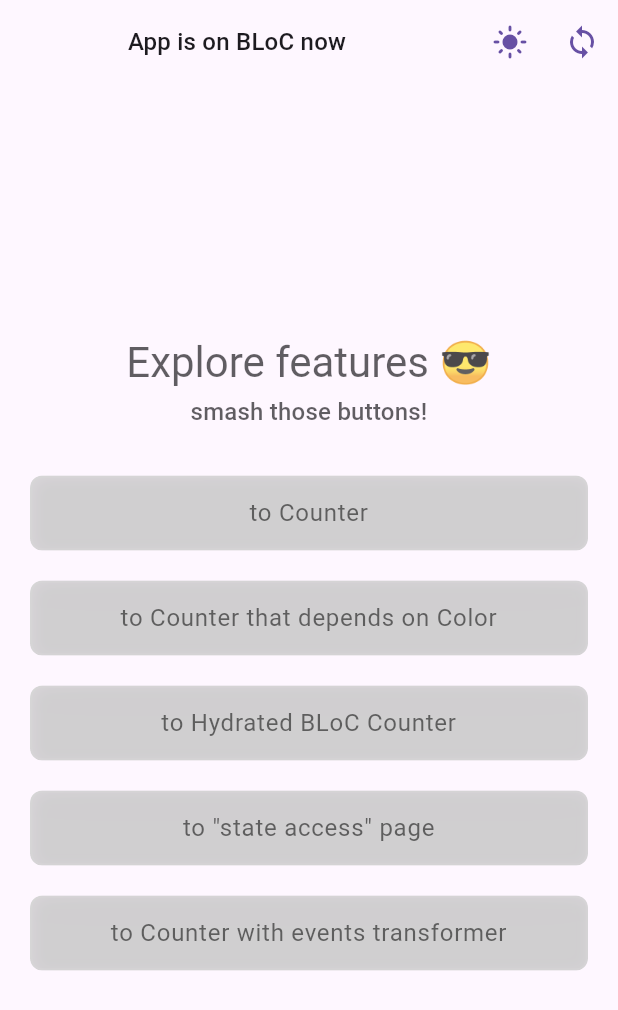
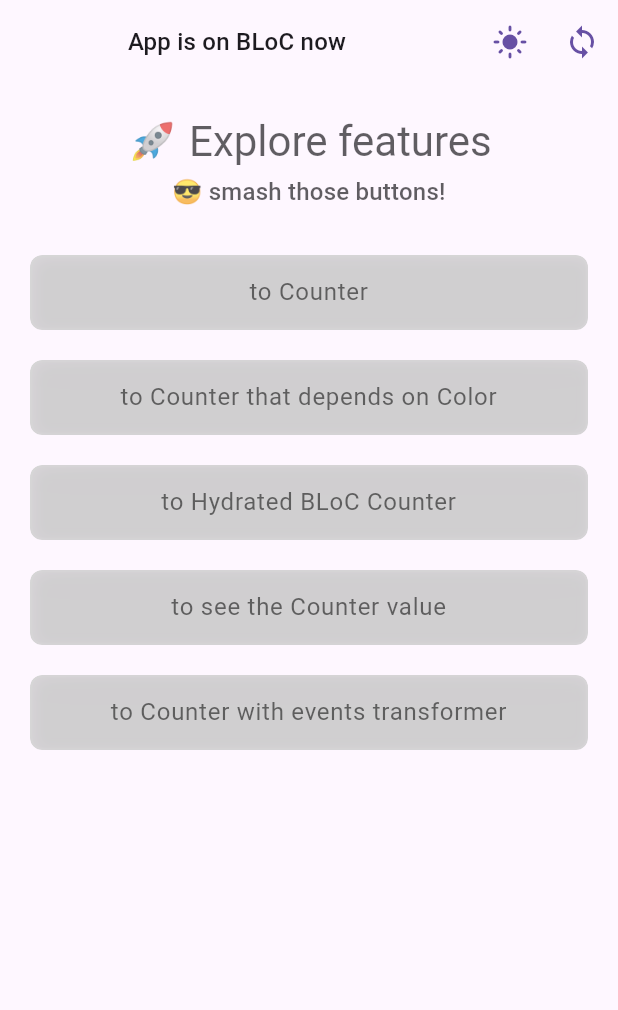
Before and after one commit to RamanGodun/Bloc-Cubit-playground-Counters-App-, a Flutter app: the screen it shows after launch, on a phone screen of 412 x 824 dp. Shown: the top 1010 px of the screen. Run offline on Flutter 3.47's test engine with Material 3 defaults, Android fonts, the phone set to English and light mode, and no system bars; our stand-ins replace bloc, bloc_concurrency, equatable, flutter_bloc, google_fonts, hydrated_bloc.

Commit message:
style: change pages styling

```diff
--- a/lib/core/config/constants/app_strings.dart
+++ b/lib/core/config/constants/app_strings.dart
@@ -9,15 +9,14 @@ abstract class AppStrings {
   static const String blocAccessPageTitle = 'State Access Page';
   static const String counterPageTitleOnBloc = 'Counter is on Bloc now';
   static const String counterPageTitleOnCubit = 'Counter is on Cubit now';
-  static const String counterWithEventsTransformer =
-      'Counter with Events Transformer';
   static const String hydratedCounterPageTitle = 'Hydrated Counter Page';
   static const String otherPageTitle = 'Other page';
   static const String themeScreenTitle = 'Theme Screen';
 
   // 🔢 Counter
   static const String clearHeroTag = 'clear';
-  static const String counterIs = 'Now Counter is';
+  static const String counterIs = 'Now Counter value is: ';
+  static const String counterIz = 'Current counter value:  ';
   static const String counterSerOnPreviousPage =
       'Counter, set on previous page, is:';
   static const String currentValue = 'Current counter value is:';
@@ -27,6 +26,9 @@ abstract class AppStrings {
   static const String incrementHeroTag = 'increment';
   static const String locallyCashedCounterIs =
       'Locally cashed counter value is:';
+  static const String incrementCounterHeadline = 'Increment counter here';
+  static const String incrementCounterSubtitle =
+      'and will see value on next page';
 
   // 🚦 Navigation Buttons
   static const String eventTransformers = 'to Counter with events transformer';
@@ -37,7 +39,7 @@ abstract class AppStrings {
   static const String hydratedBlocCounterButton =
       'to Hydrated BLoC Counter Page';
   static const String showCounterButton = 'Show Me Counter';
-  static const String toStateAccessPage = 'to "state access" page';
+  static const String toStateAccessPage = 'to see the Counter value';
 
   // 🌈 Theme & Modes
   static const String changeColor = 'Change Color';
@@ -50,6 +52,14 @@ abstract class AppStrings {
   // 📄 Other
   static const String okButton = 'OK';
   static const String otherPageBody = 'This is other page 🙋🏿🙋🏻‍♂️ ';
-  static const String exploreFeatures = 'Explore features 😎';
-  static const String smashThoseButtons = 'smash those buttons!';
+  static const String exploreFeatures = '🚀 Explore features ';
+  static const String smashThoseButtons = '😎 smash those buttons!';
+
+  // 🆕 Custom Header Texts
+  static const String counterWithSideEffectsHeadline = 'This counter is with';
+  static const String counterWithSideEffectsSubtitle = 'some side effects😉';
+
+// 🆕 Dynamic Counter Text Method
+  static String currentCounterValue(int counter) =>
+      'Current counter value: $counter';
 }
--- a/lib/core/config/theming/app_theme.dart
+++ b/lib/core/config/theming/app_theme.dart
@@ -17,6 +17,7 @@ abstract class AppThemes {
     primaryColor: AppConstants.darkPrimaryColor,
     scaffoldBackgroundColor: AppConstants.darkScaffoldBackgroundColor,
     appBarTheme: AppBarTheme(
+      centerTitle: true,
       backgroundColor: AppConstants.darkAppBarBackgroundColor,
       foregroundColor: AppConstants.darkForegroundColor,
       elevation: 0,
@@ -49,6 +50,7 @@ abstract class AppThemes {
     primaryColor: AppConstants.lightPrimaryColor,
     scaffoldBackgroundColor: AppConstants.lightScaffoldBackgroundColor,
     appBarTheme: const AppBarTheme(
+      centerTitle: true,
       backgroundColor: AppConstants.lightAppBarBackgroundColor,
       foregroundColor: AppConstants.lightForegroundColor,
       elevation: 0,
--- a/lib/features/events_transformer/event_transformer_example.dart
+++ b/lib/core/info_docs/event_transformer_example.dart
@@ -1,3 +1,4 @@
+/*
 import 'package:bloc/bloc.dart';
 import 'package:bloc_concurrency/bloc_concurrency.dart';
 import 'package:equatable/equatable.dart';
@@ -163,3 +164,5 @@ EventTransformer<E> customMapEventTransformer<E>(Type blocType) {
     _ => (events, mapper) => events.asyncExpand(mapper),
   };
 }
+
+ */
--- a/lib/features/cubit_access/show_counter_page.dart
+++ b/lib/features/cubit_access/show_counter_page.dart
@@ -1,16 +1,9 @@
 import 'package:flutter/material.dart';
 import 'package:flutter_bloc/flutter_bloc.dart';
 
-/* Config */
-import '../../core/config/constants/app_strings.dart';
-import '../../core/config/constants/app_constants.dart';
-import '../../core/utils/helpers.dart';
-
-/* UI Components */
+import '../../core/utils/core_config_export.dart';
+import '../counter/counter_on_cubit/counter_cubit.dart';
 import '../../presentation/widgets/text_widget.dart';
-
-/* State Management */
-import '../counter/counter_on_cubit/counter_cubit.dart';
 
 /// 🟢 `ShowMeCounter` displays the current counter value using Cubit state management.
 class ShowMeCounter extends StatelessWidget {
@@ -21,29 +14,21 @@ class ShowMeCounter extends StatelessWidget {
     return Scaffold(
       appBar: AppBar(
         title: const TextWidget(
-          AppStrings.appBarTitleForContextAccessPage,
-          TextType.titleSmall,
-        ),
+            AppStrings.appBarTitleForContextAccessPage, TextType.titleSmall),
       ),
       body: Center(
         child: BlocBuilder<CounterOnCubit, CounterOnCubitState>(
           buildWhen: (previous, current) => previous.counter != current.counter,
           builder: (context, state) {
-            print('[UI REBUILD] Counter Value: ${state.counter}');
             return Column(
               mainAxisSize: MainAxisSize.min,
+              spacing: AppConstants.largePadding,
               children: [
-                TextWidget(
+                const TextWidget(
                   AppStrings.counterSerOnPreviousPage,
-                  TextType.titleMedium,
-                  color: Helpers.getColorScheme(context).onSurface,
+                  TextType.smallHeadline,
                 ),
-                const SizedBox(height: AppConstants.largePadding),
-                TextWidget(
-                  '${state.counter}',
-                  TextType.headline,
-                  color: Helpers.getColorScheme(context).onSurface,
-                ),
+                TextWidget('${state.counter}', TextType.headline),
               ],
             );
           },
--- a/lib/main.dart
+++ b/lib/main.dart
@@ -35,21 +35,23 @@ class AppWrapper extends StatelessWidget {
       providers: [
         /// 🟦 BLoC Providers
         BlocProvider(create: (_) => AppSettingsOnBloc()),
-        BlocProvider(create: (_) => CounterOnBloc()),
-        BlocProvider(create: (_) => ColorOnBloc()),
+        BlocProvider(create: (_) => CounterOnBloc(), lazy: true),
+        BlocProvider(create: (_) => ColorOnBloc(), lazy: true),
         BlocProvider(
             create: (context) => CounterBlocWhichDependsOnColorBLoC(
-                colorBloc: context.read<ColorOnBloc>())),
-        BlocProvider(create: (_) => HydratedCounterBloc()),
-        BlocProvider(create: (_) => CounterBlocWithTransformers()),
+                colorBloc: context.read<ColorOnBloc>()),
+            lazy: true),
+        BlocProvider(create: (_) => HydratedCounterBloc(), lazy: true),
+        BlocProvider(create: (_) => CounterBlocWithTransformers(), lazy: true),
 
         /// 🟧 Cubit Providers
         BlocProvider(create: (_) => AppSettingsOnCubit()),
-        BlocProvider(create: (_) => CounterOnCubit()),
-        BlocProvider(create: (_) => ColorOnCubit()),
+        BlocProvider(create: (_) => CounterOnCubit(), lazy: true),
+        BlocProvider(create: (_) => ColorOnCubit(), lazy: true),
         BlocProvider(
             create: (context) => CounterCubitWhichDependsOnColorCubit(
-                colorCubit: context.read<ColorOnCubit>())),
+                colorCubit: context.read<ColorOnCubit>()),
+            lazy: true),
       ],
       child: const StateManagementWidget(),
     );
@@ -102,14 +104,14 @@ class MaterialAppWidget extends StatelessWidget {
   }
 }
 
-// TODO 1: 🧠 Introduce BLoC Middleware (Interceptors)
-// - [ ] Develop Middleware that can intercept and modify events before they are processed by the BLoC or Cubit.
-// - [ ] Create an example Middleware that logs every event and applies transformation (e.g., mapping, filtering).
-// - [ ] Add automated tests to validate Middleware behavior in different scenarios.
-
-// TODO 2: 🚀 Optimize Performance with Lazy Loading
-
-// TODO 3: 🎨 Improve App Styling and Polish UI Design
+/*
+? TODO
+ */
+// TODO 1: 🎨 Improve App Styling and Polish UI Design
 // - [ ] Refine the color scheme and typography for better readability and aesthetics.
 // - [ ] Use `Hero` animations to enhance transitions.
-// - [ ] Implement `Adaptive Design` to ensure a seamless experience on both mobile and desktop platforms.
+// - [ ] Implement `Adaptive Design` to ensure a seamless experience on both mobile platforms.
+
+// TODO 2:  Finish alt Counter page
+
+// TODO 3:  Improve Documentations and comments
--- a/lib/presentation/pages/home_page.dart
+++ b/lib/presentation/pages/home_page.dart
@@ -10,6 +10,7 @@ import '../../core/app_settings_managing/app_settings_on_bloc/app_settings_bloc.
 /* UI Components */
 import '../../presentation/widgets/text_widget.dart';
 import '../widgets/custom_elevated_button.dart';
+import '../widgets/header_text.dart';
 
 /// 🏠 [HomePage] is the main entry point for navigating through the app features.
 /// It dynamically switches between BLoC and Cubit state management based on [AppConfig].
@@ -30,6 +31,7 @@ class HomePage extends StatelessWidget {
             (bloc) => bloc.state.isDarkThemeForBloc)
         : context.select<AppSettingsOnCubit, bool>(
             (cubit) => cubit.state.isDarkThemeForCubit);
+
 /*
 ? Alternative:
   // 🔍 Determine if the app uses BLoC or Cubit for state management
@@ -63,7 +65,8 @@ class HomePage extends StatelessWidget {
                   : AppConstants.lightModeIcon,
               color: Helpers.getColorScheme(context).primary,
             ),
-            onPressed: () => Helpers.pushNamed(context, RouteNames.themePage),
+            onPressed: () =>
+                Helpers.pushNamed(context, RouteNames.counterHydrated),
             tooltip: AppStrings.toggleThemeButton,
           ),
           IconButton(
@@ -93,12 +96,12 @@ class ButtonsList extends StatelessWidget {
 
   @override
   Widget build(BuildContext context) {
-    return Center(
-      child: Column(
-        mainAxisSize: MainAxisSize.min,
+    return ListView(
       children: [
-          const HeaderText(),
-          const SizedBox(height: AppConstants.largePadding),
+        const HeaderText(
+          headlineText: AppStrings.exploreFeatures,
+          subTitleText: AppStrings.smashThoseButtons,
+        ),
         // 🚀 Navigation Buttons using `AppElevatedButton`
         AppElevatedButton(
           label: AppStrings.goToCounterPage,
@@ -126,33 +129,6 @@ class ButtonsList extends StatelessWidget {
           ),
         ),
       ],
-      ),
     );
   }
 }
-
-class HeaderText extends StatelessWidget {
-  const HeaderText({super.key});
-
-  @override
-  @override
-  Widget build(BuildContext context) {
-    final textColor =
-        Helpers.getColorScheme(context).onSurface.withOpacity(0.7);
-    return Column(
-      children: [
-        TextWidget(
-          AppStrings.exploreFeatures,
-          TextType.headline,
-          color: textColor,
-        ),
-        const SizedBox(height: 4),
-        TextWidget(
-          AppStrings.smashThoseButtons,
-          TextType.titleMedium,
-          color: textColor,
-        ),
-      ],
-    );
-  }
-}
--- /dev/null
+++ b/lib/presentation/widgets/header_text.dart
@@ -0,0 +1,38 @@
+import 'package:flutter/material.dart';
+
+import '../../core/utils/core_config_export.dart';
+import 'text_widget.dart';
+
+class HeaderText extends StatelessWidget {
+  final String headlineText;
+  final String subTitleText;
+
+  const HeaderText({
+    super.key,
+    required this.headlineText,
+    required this.subTitleText,
+  });
+
+  @override
+  Widget build(BuildContext context) {
+    final textColor =
+        Helpers.getColorScheme(context).onSurface.withOpacity(0.7);
+    return Column(
+      children: [
+        const SizedBox(height: AppConstants.largePadding),
+        TextWidget(
+          headlineText,
+          TextType.headline,
+          color: textColor,
+        ),
+        const SizedBox(height: 4),
+        TextWidget(
+          subTitleText,
+          TextType.titleMedium,
+          color: textColor,
+        ),
+        const SizedBox(height: AppConstants.largePadding),
+      ],
+    );
+  }
+}
```
Also changed, not shown: lib/features/counter/presentation/counter_page_.dart (+8 -2 lines), lib/features/counter_depends_on_color/presentation/counter_depends_on_color_page.dart (+5 -11 lines), lib/features/counter_on_hydrated_bloc/hydrated_counter_page.dart (+3 -9 lines), lib/features/cubit_access/cubit_access_page.dart (+8 -4 lines), lib/features/events_transformer/counter_with_events_transformer_page.dart (+9 -13 lines), lib/core/info_docs/rx_dart_info.dart (renamed from lib/core/info/rx_dart_info.dart), 6 other files. Lines whose indentation alone changed are shown as unchanged.
